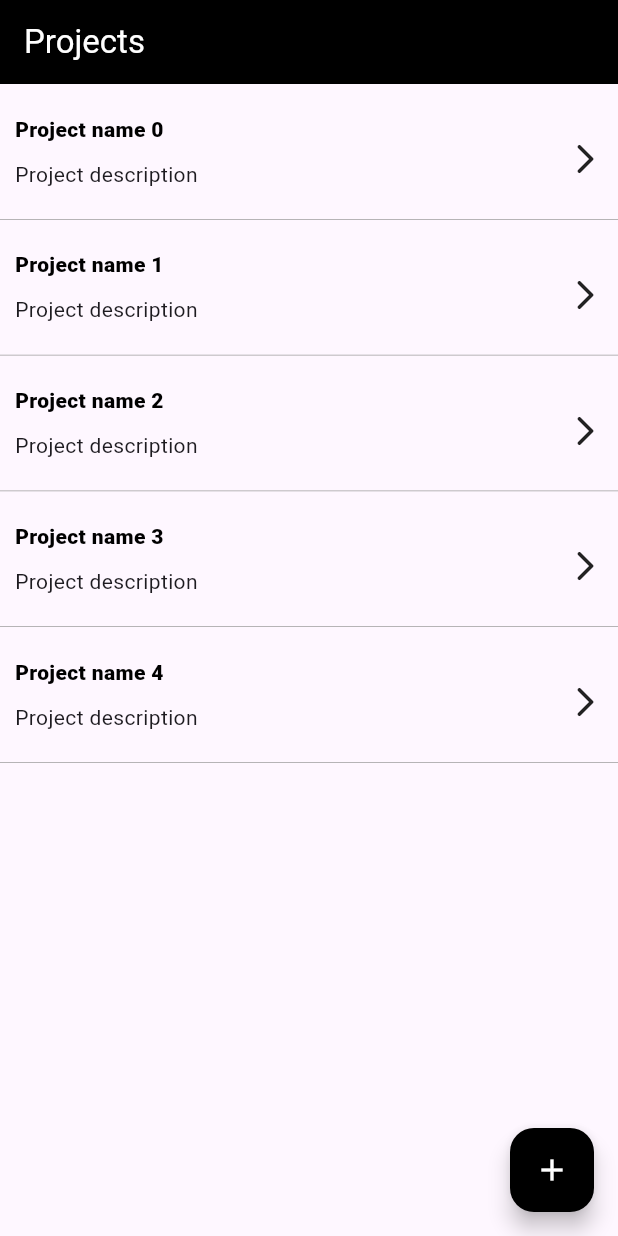
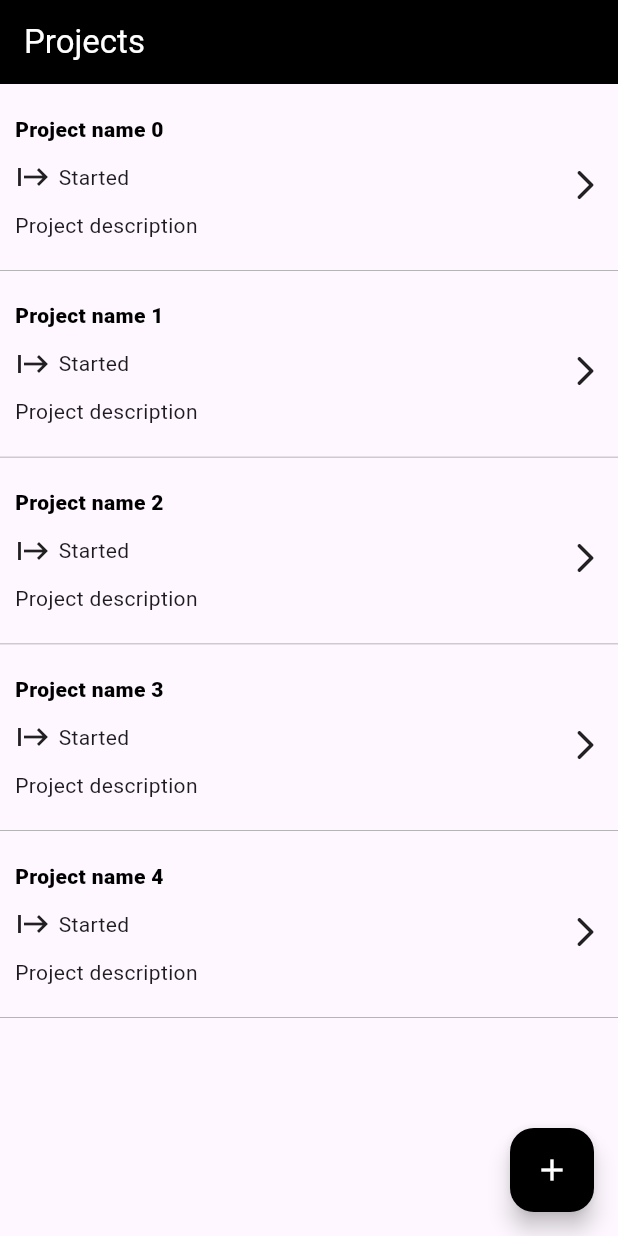
Before and after one commit to Mr-Malomz/flutter_xata, a Flutter app: the screen it shows after launch, on a phone screen of 412 x 824 dp. Run offline on Flutter 3.47's test engine with Material 3 defaults, Android fonts, the phone set to English and light mode, and no system bars; our stand-ins replace flutter_dotenv.

Commit message:
ui fixes

```diff
--- a/lib/screens/create.dart
+++ b/lib/screens/create.dart
@@ -164,7 +164,7 @@ class _CreateState extends State<Create> {
                         MaterialStateProperty.all<Color>(Colors.black),
                   ),
                   child: const Text(
-                    'Create contact',
+                    'Create project',
                     style: TextStyle(
                       color: Colors.white,
                       fontWeight: FontWeight.bold,
--- a/lib/screens/detail.dart
+++ b/lib/screens/detail.dart
@@ -163,7 +163,7 @@ class _DetailState extends State<Detail> {
                         MaterialStateProperty.all<Color>(Colors.black),
                   ),
                   child: const Text(
-                    'Update contact',
+                    'Update project',
                     style: TextStyle(
                       color: Colors.white,
                       fontWeight: FontWeight.bold,
--- a/lib/screens/home.dart
+++ b/lib/screens/home.dart
@@ -56,6 +56,14 @@ class _HomeState extends State<Home> {
                               color: Colors.black, fontWeight: FontWeight.w800),
                         ),
                         const SizedBox(height: 10.0),
+                        Row(
+                          children: [
+                            Icon(Icons.start),
+                            const SizedBox(width: 5.0),
+                            Text("Started")
+                          ],
+                        ),
+                        const SizedBox(height: 10.0),
                         Text("Project description")
                       ],
                     ),
```
